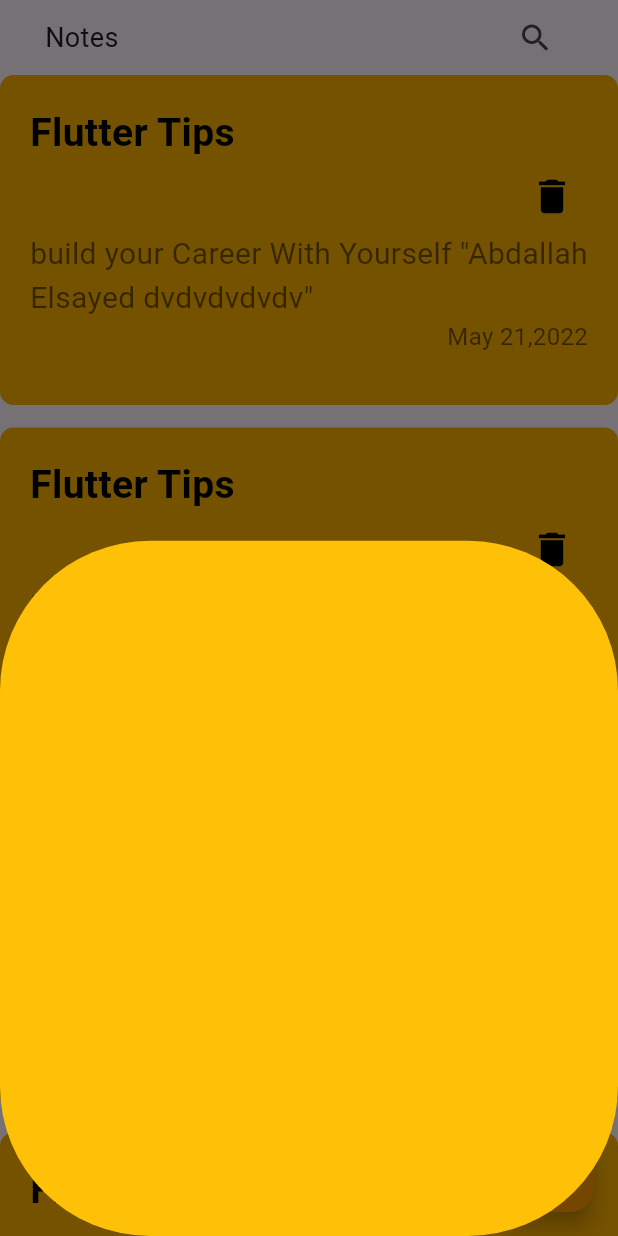
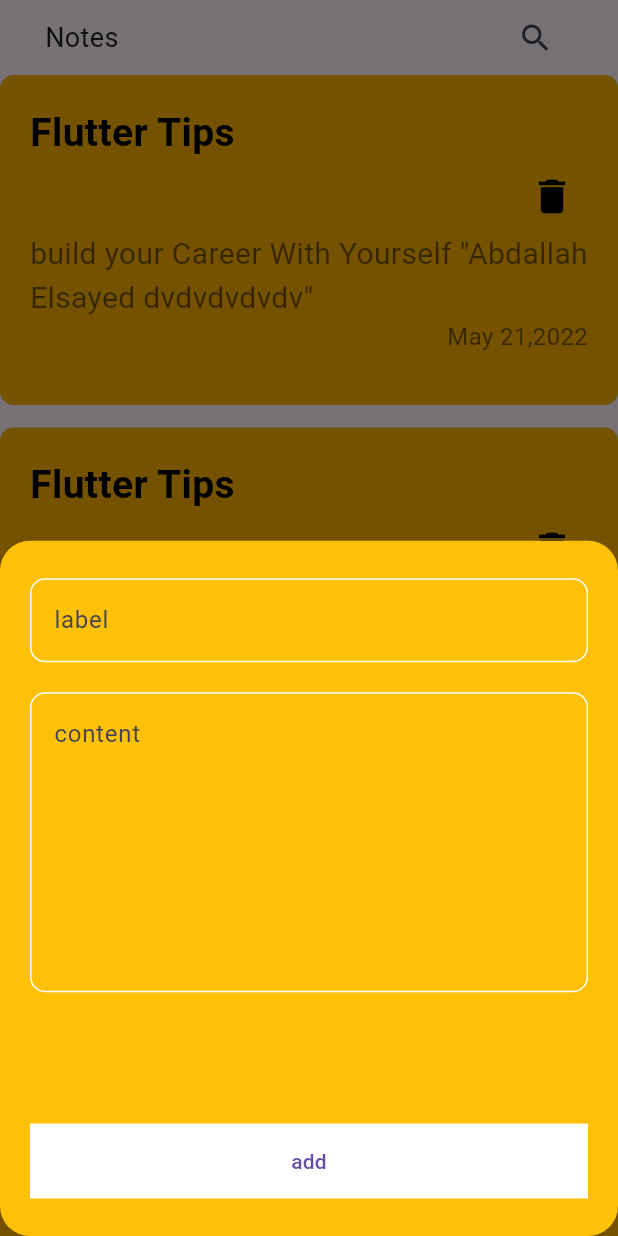
Before and after one commit to ABDALLAH154/notes_app, a Flutter app: the screen it shows after launch, after a tap on the "add" icon, on a phone screen of 412 x 824 dp. Run offline on Flutter 3.47's test engine with Material 3 defaults, Android fonts, the phone set to English and light mode, and no system bars; our stand-ins replace hive, hive_flutter; accounts and stored records are empty.

```diff
--- a/lib/main.dart
+++ b/lib/main.dart
@@ -1,4 +1,6 @@
 import 'package:flutter/material.dart';
+
+import 'package:hive_flutter/adapters.dart';
 import 'package:notes_app/views/home_view.dart';
 
 void main() {
--- a/lib/views/home_view.dart
+++ b/lib/views/home_view.dart
@@ -16,18 +16,18 @@ class HomeView extends StatelessWidget {
         onPressed: ()
          {
 showModalBottomSheet(
-  shape: RoundedRectangleBorder(borderRadius: BorderRadius.circular(100)),
+  shape: RoundedRectangleBorder(borderRadius: BorderRadius.circular(20)),
   backgroundColor: Colors.amber,
   context: context,
    builder: (context) {
-     return showModalSheet();
+     return ShowModalSheet();
    },
    );
          },
       ),
       body: Column(
         children: [
-          CustomAppBar(),
+          CustomAppBar(icon: Icons.search, text: 'Notes',),
           Expanded(
             child: ListView.separated(
               separatorBuilder: (context, index) {
--- /dev/null
+++ b/lib/widgets/custim_form_field.dart
@@ -0,0 +1,40 @@
+import 'package:flutter/material.dart';
+
+class CustomFormField extends StatelessWidget {
+  const CustomFormField({
+    super.key,
+     required this.text,
+      required this.maxLines,
+
+
+
+
+  });
+
+final String text;
+final int maxLines;
+// final bool autofocus;
+
+
+  @override
+  Widget build(BuildContext context) {
+    return TextField(
+      maxLines: maxLines,
+      decoration: InputDecoration(
+        hintText:text ,
+
+        border: customBorder(),
+        enabledBorder: customBorder(),
+        focusedBorder: customBorder(color: Colors.blueAccent),
+      ),
+    );
+
+  }
+
+  OutlineInputBorder customBorder({color}) {
+    return OutlineInputBorder(
+        borderRadius: BorderRadius.circular(10),
+        borderSide: BorderSide(color:color ?? Colors.white)
+      );
+  }
+}
--- a/lib/widgets/custom_app_bar.dart
+++ b/lib/widgets/custom_app_bar.dart
@@ -2,8 +2,9 @@ import 'package:flutter/material.dart';
 import 'package:notes_app/widgets/custom_search.dart';
 
 class CustomAppBar extends StatelessWidget {
-  const CustomAppBar({super.key});
-
+  const CustomAppBar({super.key, required this.text, required this.icon});
+final String text;
+final IconData icon;
   @override
   Widget build(BuildContext context) {
     return SafeArea(
@@ -14,12 +15,12 @@ class CustomAppBar extends StatelessWidget {
           children: [
 
             Text(
-              'Notes',
+              text,
               style: TextStyle(
                 fontSize: 18,
 
               ),),
-        SearchAppBar(),
+        SearchAppBar(icon: icon,),
           ],
         ),
       ),
--- /dev/null
+++ b/lib/widgets/custom_button.dart
@@ -0,0 +1,22 @@
+import 'package:flutter/material.dart';
+
+
+class CustomButton extends StatelessWidget {
+  const CustomButton({
+    super.key,
+    required this.onPressed
+  });
+final VoidCallback? onPressed;
+  @override
+  Widget build(BuildContext context) {
+    return Container(
+
+      height: 50,
+      width: double.infinity,
+      decoration: BoxDecoration(
+        color: Colors.white
+      ),
+      child: TextButton(onPressed:onPressed
+    , child: Text('add'),),);
+  }
+}
--- a/lib/widgets/custom_new_item.dart
+++ b/lib/widgets/custom_new_item.dart
@@ -1,11 +1,20 @@
 import 'package:flutter/material.dart';
+import 'package:notes_app/views/edit_note_view.dart';
 
 class CustomNoteItem extends StatelessWidget {
   const CustomNoteItem({super.key});
 
   @override
   Widget build(BuildContext context) {
-    return Container(
+    return GestureDetector(
+      onTap: () {
+        Navigator.push(context,
+         MaterialPageRoute(
+          builder:(context) {
+          return EditNoteView();
+        }, ));
+      },
+      child: Container(
         width:320,
         height: 220,
         decoration: BoxDecoration(
@@ -57,6 +66,7 @@ class CustomNoteItem extends StatelessWidget {
             ],
           ),
         ),
+      ),
     );
   }
 }
--- a/lib/widgets/custom_search.dart
+++ b/lib/widgets/custom_search.dart
@@ -1,8 +1,8 @@
 import 'package:flutter/material.dart';
 
 class SearchAppBar extends StatelessWidget {
-  const SearchAppBar({super.key});
-
+  const SearchAppBar({super.key, required this.icon});
+final IconData icon;
   @override
   Widget build(BuildContext context) {
     return Container(
@@ -17,7 +17,7 @@ class SearchAppBar extends StatelessWidget {
       ),
       child: IconButton(onPressed: () {
 
-      }, icon: Icon(Icons.search),),
+      }, icon: Icon(icon),),
     );
   }
 }
--- a/lib/widgets/show_modal_sheet.dart
+++ b/lib/widgets/show_modal_sheet.dart
@@ -1,15 +1,38 @@
 import 'package:flutter/material.dart';
+import 'package:notes_app/widgets/custim_form_field.dart';
+import 'package:notes_app/widgets/custom_button.dart';
 
-class showModalSheet extends StatelessWidget {
-  const showModalSheet({
+class ShowModalSheet extends StatelessWidget {
+  const ShowModalSheet({
     super.key,
   });
 
   @override
   Widget build(BuildContext context) {
-    return Container(
+    return Padding(
+      padding: const EdgeInsets.symmetric(horizontal: 20,vertical: 25),
+      child: Column(
+        children: [
+         CustomFormField(
+          text: 'label',
+           maxLines: 1,
+          ),
+          SizedBox(
+            height: 20,
+          ),
 
+          CustomFormField(
+            text: 'content',
+             maxLines:7,
+          ),
+          Spacer(
+            flex: 1,
+          ),
+          CustomButton(onPressed: () {
 
+          },)
+        ],
+      ),
     );
   }
 }
```
Also changed, not shown: lib/models/note_model.dart (added, +25 -0 lines), lib/views/edit_note_view.dart (added, +20 -0 lines), lib/widgets/edit_note_body.dart (added, +22 -0 lines), pubspec.yaml (+7 -1 lines), lib/models/note_model.g.dart (added), pubspec.lock, 1 other file. Lines whose indentation alone changed are shown as unchanged.
